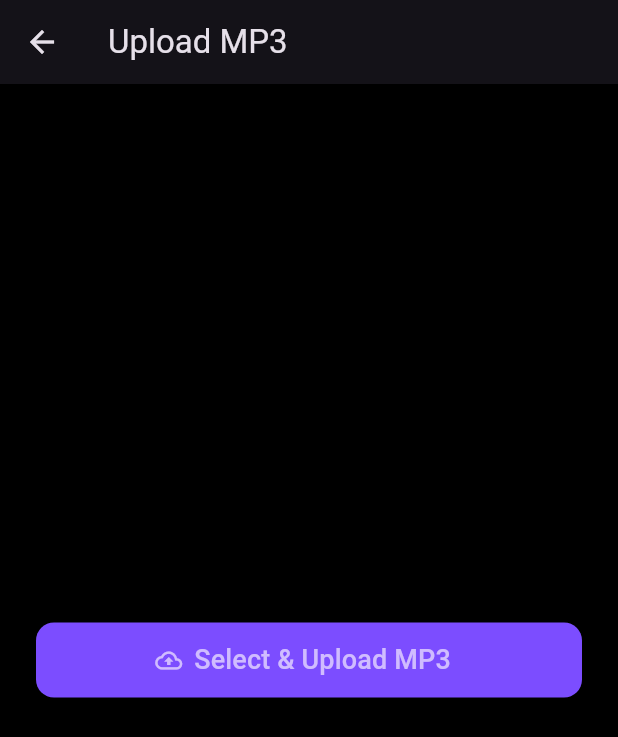
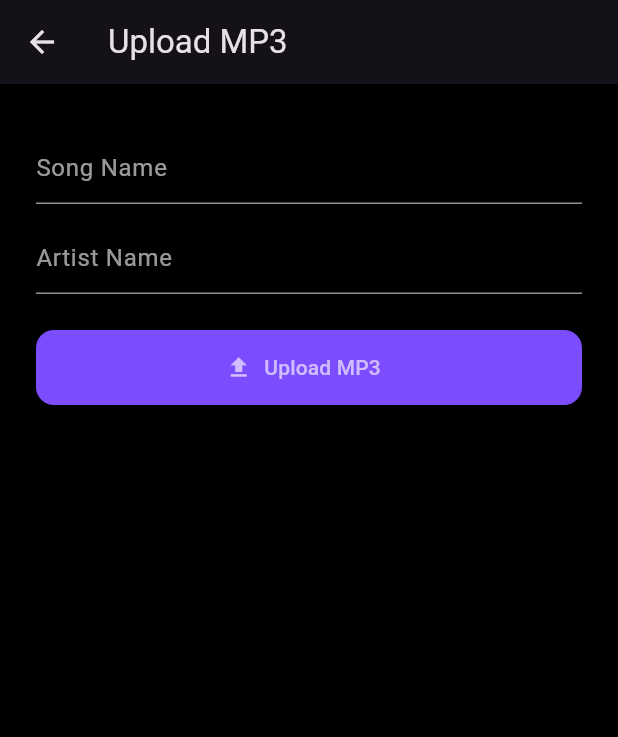
Before and after one commit to mianzainjhandir/audio_testing, a Flutter app: the screen it shows after launch, after a tap on "Upload MP3", on a phone screen of 412 x 824 dp. Shown: the top 737 px of the screen. Run offline on Flutter 3.47's test engine with Material 3 defaults, Android fonts, the light colour scheme and no system bars; our stand-ins replace cloud_firestore, file_picker, firebase_core, firebase_storage, get, just_audio; accounts and stored records are empty; Roboto replaces fonts that are missing (Montserrat).

Commit message:
song name,artist name or more pealing ui

```diff
--- a/lib/home.dart
+++ b/lib/home.dart
@@ -2,7 +2,6 @@ import 'package:flutter/material.dart';
 import 'package:get/get.dart';
 import 'mp3_list.dart';
 import 'mp3_uploader.dart';
-
 
 class HomeScreen extends StatelessWidget {
   const HomeScreen({super.key});
@@ -25,7 +24,7 @@ class HomeScreen extends StatelessWidget {
               mainAxisAlignment: MainAxisAlignment.center,
               children: [
                 Text(
-                  "🎵 MP3 Studio",
+                  "\uD83C\uDFB5 MP3 Studio",
                   style: TextStyle(fontSize: 28, fontWeight: FontWeight.bold),
                 ),
                 const SizedBox(height: 60),
--- a/lib/main.dart
+++ b/lib/main.dart
@@ -1,9 +1,9 @@
+// main.dart
 import 'package:flutter/material.dart';
 import 'package:get/get.dart';
 import 'package:firebase_core/firebase_core.dart';
 import 'firebase_options.dart';
 import 'home.dart';
-
 
 void main() async {
   WidgetsFlutterBinding.ensureInitialized();
--- a/lib/mp3_uploader.dart
+++ b/lib/mp3_uploader.dart
@@ -1,9 +1,11 @@
+
+
 import 'dart:typed_data';
-import 'package:cloud_firestore/cloud_firestore.dart';
-import 'package:firebase_storage/firebase_storage.dart';
-import 'package:file_picker/file_picker.dart';
 import 'package:flutter/material.dart';
 import 'package:get/get.dart';
+import 'package:file_picker/file_picker.dart';
+import 'package:firebase_storage/firebase_storage.dart';
+import 'package:cloud_firestore/cloud_firestore.dart';
 
 class Mp3UploaderScreen extends StatefulWidget {
   @override
@@ -12,39 +14,49 @@ class Mp3UploaderScreen extends StatefulWidget {
 
 class _Mp3UploaderScreenState extends State<Mp3UploaderScreen> {
   bool isUploading = false;
+  final TextEditingController songName = TextEditingController();
+  final TextEditingController artistName = TextEditingController();
 
   Future<void> pickAndUpload() async {
+    if (songName.text.isEmpty || artistName.text.isEmpty) {
+      Get.snackbar("Missing Fields", "Please enter song and artist name");
+      return;
+    }
+
     FilePickerResult? result = await FilePicker.platform.pickFiles(
       type: FileType.custom,
       allowedExtensions: ['mp3'],
       withData: true,
     );
 
-    if (result != null) {
-      Uint8List? fileBytes = result.files.single.bytes;
+    if (result == null || result.files.single.bytes == null) {
+      Get.snackbar("Cancelled", "No MP3 selected");
+      return;
+    }
+
+    Uint8List fileBytes = result.files.single.bytes!;
     String fileName = DateTime.now().millisecondsSinceEpoch.toString();
 
     setState(() => isUploading = true);
 
     try {
-        UploadTask uploadTask = FirebaseStorage.instance
+      final mp3Snap = await FirebaseStorage.instance
           .ref('audios/$fileName.mp3')
-            .putData(fileBytes!);
-
-        TaskSnapshot snap = await uploadTask;
-        String url = await snap.ref.getDownloadURL();
+          .putData(fileBytes);
+      final mp3Url = await mp3Snap.ref.getDownloadURL();
 
       await FirebaseFirestore.instance.collection('audios').add({
-          'url': url,
+        'url': mp3Url,
+        'songName': songName.text.trim(),
+        'artistName': artistName.text.trim(),
         'uploadedAt': Timestamp.now(),
       });
 
-        Get.snackbar("Uploaded", "MP3 uploaded successfully!");
+      Get.snackbar("Success", "MP3 uploaded successfully!");
     } catch (e) {
-        Get.snackbar("Error", "Upload failed.");
+      Get.snackbar("Upload Failed", "Reason: $e");
     } finally {
       setState(() => isUploading = false);
-      }
     }
   }
 
@@ -53,21 +65,44 @@ class _Mp3UploaderScreenState extends State<Mp3UploaderScreen> {
     return Scaffold(
       backgroundColor: Colors.black,
       appBar: AppBar(title: Text("Upload MP3")),
-      body: Center(
-        child: isUploading
-            ? Column(
+      body: isUploading
+          ? Center(
+        child: Column(
           mainAxisAlignment: MainAxisAlignment.center,
           children: [
             CircularProgressIndicator(color: Colors.deepPurpleAccent),
             SizedBox(height: 20),
-            Text("Uploading...", style: TextStyle(fontSize: 16)),
+            Text("Uploading...", style: TextStyle(color: Colors.white)),
           ],
+        ),
       )
-            : Padding(
-          padding: const EdgeInsets.symmetric(horizontal: 24.0),
-          child: ElevatedButton.icon(
-            icon: Icon(Icons.cloud_upload_outlined),
-            label: Text("Select & Upload MP3", style: TextStyle(fontSize: 18)),
+          : SingleChildScrollView(
+        padding: const EdgeInsets.symmetric(horizontal: 24.0, vertical: 32),
+        child: Column(
+          children: [
+            TextField(
+              controller: songName,
+              style: TextStyle(color: Colors.white),
+              decoration: InputDecoration(
+                hintText: "Song Name",
+                hintStyle: TextStyle(color: Colors.white60),
+                border: UnderlineInputBorder(),
+              ),
+            ),
+            SizedBox(height: 12),
+            TextField(
+              controller: artistName,
+              style: TextStyle(color: Colors.white),
+              decoration: InputDecoration(
+                hintText: "Artist Name",
+                hintStyle: TextStyle(color: Colors.white60),
+                border: UnderlineInputBorder(),
+              ),
+            ),
+            SizedBox(height: 24),
+            ElevatedButton.icon(
+              icon: Icon(Icons.upload),
+              label: Text("Upload MP3"),
               style: ElevatedButton.styleFrom(
                 backgroundColor: Colors.deepPurpleAccent,
                 minimumSize: Size(double.infinity, 50),
@@ -75,6 +110,7 @@ class _Mp3UploaderScreenState extends State<Mp3UploaderScreen> {
               ),
               onPressed: pickAndUpload,
             ),
+          ],
         ),
       ),
     );
--- a/pubspec.yaml
+++ b/pubspec.yaml
@@ -41,6 +41,7 @@ dependencies:
   url_launcher: ^6.3.1
   just_audio: ^0.10.0
   get: ^4.7.2
+  image_picker: ^1.1.2
 
 dev_dependencies:
   flutter_test:
```
Also changed, not shown: lib/controller.dart (+22 -0 lines), lib/mp3_list.dart (+79 -15 lines), pubspec.lock, 2 other files. Lines whose indentation alone changed are shown as unchanged.
